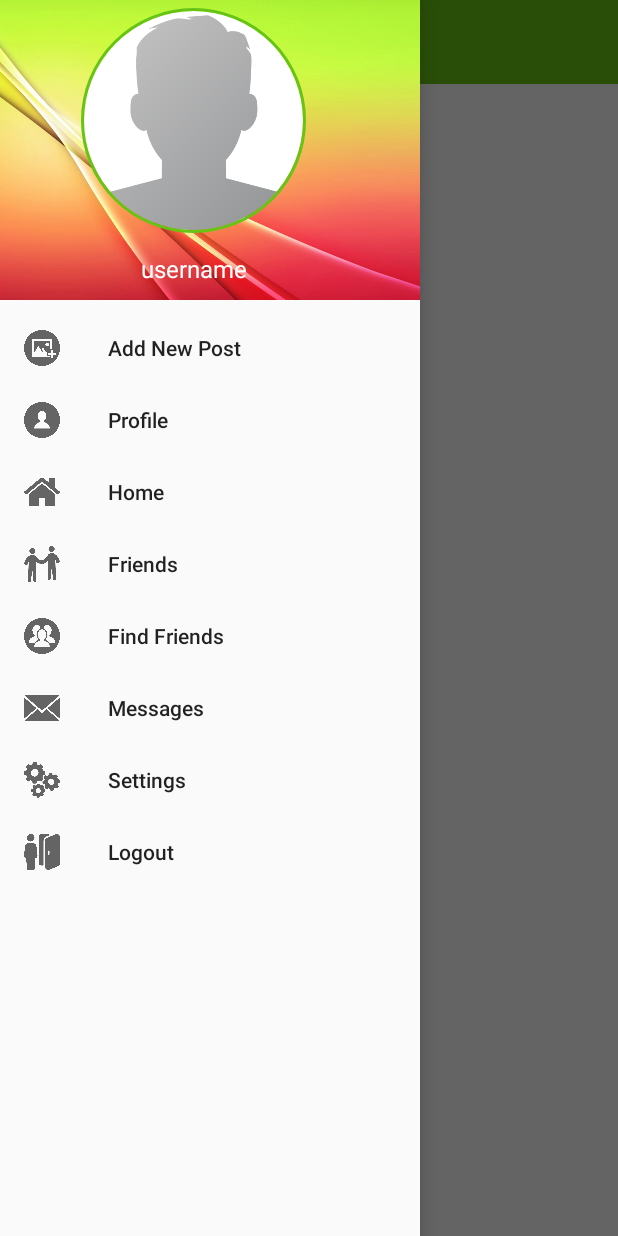
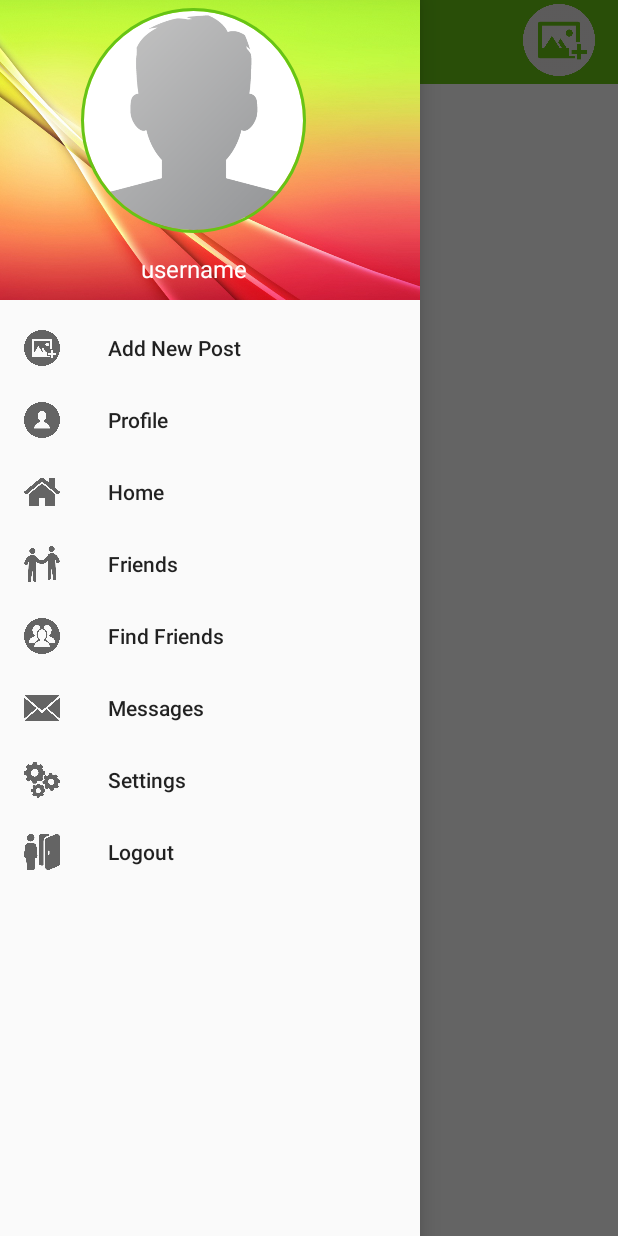
Before and after one commit to ramonah6/social-network, an Android app: the MainActivity screen opened directly, with no data from a screen before it, with the side drawer open, on a phone screen of 412 x 824 dp. Run offline under Robolectric (Android 15) with nearby library versions, the phone set to English and light mode, and no system bars; our stand-ins replace CircleImageView, Firebase (no records; nobody signed in at launch, a user with empty details on screens opened directly), Picasso; 1 statement that could not run was skipped.

Commit message:
post button

```diff
--- a/app/src/main/java/com/my/socialnetwork/MainActivity.java
+++ b/app/src/main/java/com/my/socialnetwork/MainActivity.java
@@ -12,6 +12,7 @@ import android.support.v7.widget.RecyclerView;
 import android.support.v7.widget.Toolbar;
 import android.view.MenuItem;
 import android.view.View;
+import android.widget.ImageButton;
 import android.widget.TextView;
 import android.widget.Toast;
 
@@ -41,6 +42,8 @@ public class MainActivity extends AppCompatActivity {
     private CircleImageView NavProfileImage;
     private TextView NavProfileUserName;
 
+    private ImageButton AddNewPostButton;
+
     private FirebaseAuth mAuth;
     private DatabaseReference UsersRef;
     private StorageReference UserProfileImageRef;
@@ -60,6 +63,8 @@ public class MainActivity extends AppCompatActivity {
         mToolbar = (Toolbar) findViewById(R.id.main_page_toolbar);
         setSupportActionBar(mToolbar);
         getSupportActionBar().setTitle("Home");
+
+        AddNewPostButton = (ImageButton)findViewById(R.id.add_new_post_button);
 
         drawerLayout = (DrawerLayout) findViewById(R.id.drawable_layout);
         actionBarDrawerToggle = new ActionBarDrawerToggle(MainActivity.this, drawerLayout, R.string.drawer_open, R.string.drawer_close);
@@ -109,6 +114,18 @@ public class MainActivity extends AppCompatActivity {
                 return false;
             }
         });
+
+        AddNewPostButton.setOnClickListener(new View.OnClickListener() {
+            @Override
+            public void onClick(View view) {
+                SendUsertoPostActivity();
+            }
+        });
+    }
+
+    private void SendUsertoPostActivity() {
+        Intent addNewPostIntent = new Intent(MainActivity.this, PostActivity.class);
+        startActivity(addNewPostIntent);
     }
 
     @Override
@@ -167,6 +184,10 @@ public class MainActivity extends AppCompatActivity {
 
     private void UserMenuSelector(MenuItem item) {
         switch (item.getItemId()) {
+            case R.id.nav_post:
+                SendUsertoPostActivity();
+                break;
+
             case R.id.nav_profile:
                 Toast.makeText(this, "Profile", Toast.LENGTH_SHORT ).show();
                 break;
--- a/app/src/main/res/layout/activity_main.xml
+++ b/app/src/main/res/layout/activity_main.xml
@@ -29,6 +29,22 @@
                 android:layout_width="match_parent"
                 android:layout_height="784dp" />
         </FrameLayout>
+
+
+        <ImageButton
+            android:id="@+id/add_new_post_button"
+            android:layout_width="48dp"
+            android:layout_height="48dp"
+            android:layout_above="@id/main_container"
+            android:layout_alignParentEnd="true"
+            android:src="@drawable/add_post_high"
+            android:scaleType="centerCrop"
+            android:layout_marginBottom="5dp"
+            android:layout_marginRight="15dp"
+            android:background="@color/colorPrimaryDark"
+            android:baselineAlignBottom="false"
+            android:focusableInTouchMode="false"/>
+
     </RelativeLayout>
 
     <android.support.design.widget.NavigationView
```
Also changed, not shown: app/src/main/AndroidManifest.xml (+10 -8 lines), app/src/main/java/com/my/socialnetwork/PostActivity.java (added, +13 -0 lines), app/src/main/res/layout/activity_post.xml (added, +9 -0 lines), app/src/main/res/layout/activity_post2.xml (added, +9 -0 lines).
